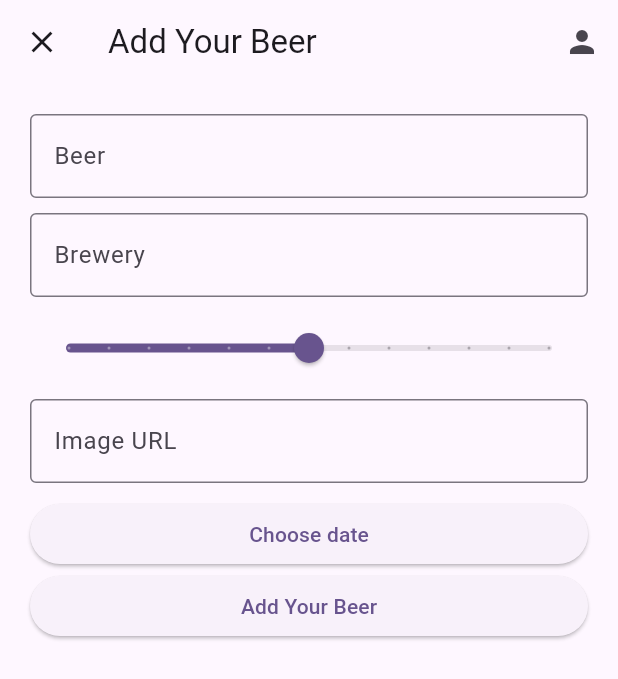
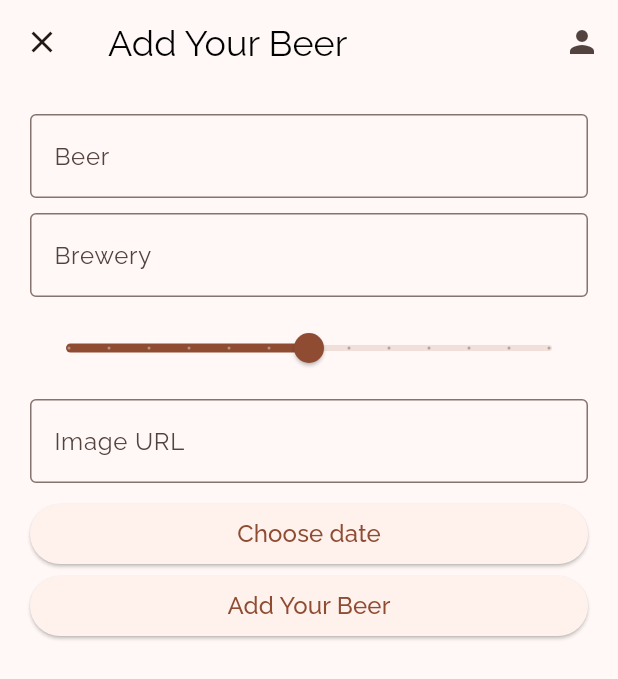
Before and after one commit to konradkulak/beer_ranking, a Flutter app: the screen it shows once a user with an empty profile is signed in, after a tap on the "add" icon, on a phone screen of 412 x 824 dp. Shown: the top 679 px of the screen. Run offline on Flutter 3.47's test engine with Material 3 defaults, Android fonts, the phone set to English and light mode, and no system bars; our stand-ins replace bloc, cloud_firestore, dio, firebase_auth, firebase_core, flutter_bloc and 1 more; missing offline and left inert: firebase_ui_auth; accounts and stored records are empty; network calls fail.

Commit message:
Implement global text style theme

```diff
--- a/lib/features/add/pages/add_page.dart
+++ b/lib/features/add/pages/add_page.dart
@@ -4,7 +4,6 @@ import 'package:beer_ranking/domain/models/beer_model.dart';
 import 'package:beer_ranking/domain/repositories/beer_repository.dart';
 import 'package:beer_ranking/features/add/cubit/add_cubit.dart';
 import 'package:beer_ranking/features/auth/pages/user_profile_page.dart';
-import 'package:beer_ranking/features/beerpedia/pages/beerpedia_page.dart';
 import 'package:flutter/material.dart';
 import 'package:flutter_bloc/flutter_bloc.dart';
 import 'package:intl/intl.dart';
@@ -92,20 +91,22 @@ class _AddPageBodyState extends State<_AddPageBody> {
               key: _formKey,
               child: TextField(
                 controller: _nameController,
-                decoration: const InputDecoration(
+                decoration: InputDecoration(
                   labelText: 'Beer',
                   hintText: 'PunkIPA',
-                  border: OutlineInputBorder(),
+                  hintStyle: Theme.of(context).textTheme.labelMedium,
+                  border: const OutlineInputBorder(),
                 ),
               ),
             ),
             const SizedBox(height: 10),
             TextField(
               controller: _breweryController,
-              decoration: const InputDecoration(
+              decoration: InputDecoration(
                 labelText: 'Brewery',
                 hintText: 'BrewDog',
-                border: OutlineInputBorder(),
+                hintStyle: Theme.of(context).textTheme.labelMedium,
+                border: const OutlineInputBorder(),
               ),
             ),
             const SizedBox(height: 10),
@@ -126,10 +127,11 @@ class _AddPageBodyState extends State<_AddPageBody> {
             const SizedBox(height: 10),
             TextField(
               controller: _imageURLController,
-              decoration: const InputDecoration(
+              decoration: InputDecoration(
                 labelText: 'Image URL',
                 hintText: 'https://....jpg',
-                border: OutlineInputBorder(),
+                hintStyle: Theme.of(context).textTheme.labelMedium,
+                border: const OutlineInputBorder(),
               ),
             ),
             const SizedBox(height: 10),
--- a/lib/features/beerpedia/pages/beerpedia_page.dart
+++ b/lib/features/beerpedia/pages/beerpedia_page.dart
@@ -103,6 +103,12 @@ class _BeerpediaSearch extends StatelessWidget {
       children: [
         TextField(
           controller: _controller,
+          decoration: InputDecoration(
+            labelText: 'Enter beer name',
+            hintText: 'Spring',
+            hintStyle: Theme.of(context).textTheme.labelMedium,
+            border: const OutlineInputBorder(),
+          ),
         ),
         ElevatedButton(
           onPressed: () {
--- a/lib/features/home/pages/home_page.dart
+++ b/lib/features/home/pages/home_page.dart
@@ -8,7 +8,6 @@ import 'package:beer_ranking/features/beerpedia/pages/beerpedia_page.dart';
 import 'package:beer_ranking/features/home/cubit/home_cubit.dart';
 import 'package:beer_ranking/features/info/pages/info_page.dart';
 import 'package:flutter/material.dart';
-import 'package:flutter/widgets.dart';
 import 'package:flutter_bloc/flutter_bloc.dart';
 
 class HomePage extends StatelessWidget {
@@ -172,6 +171,7 @@ class _ListItem extends StatelessWidget {
                   padding: const EdgeInsets.all(8.0),
                   child: Text(
                     item.rating.toString(),
+                    style: Theme.of(context).textTheme.headlineLarge,
                   ),
                 ),
               ),
@@ -183,6 +183,7 @@ class _ListItem extends StatelessWidget {
                     children: [
                       Text(
                         item.name,
+                        style: Theme.of(context).textTheme.headlineMedium,
                       ),
                       Text(
                         item.brewery,
--- a/lib/features/info/pages/info_page.dart
+++ b/lib/features/info/pages/info_page.dart
@@ -128,6 +128,7 @@ class _BeerDetails extends StatelessWidget {
               padding: const EdgeInsets.all(5),
               child: Text(
                 beer.name,
+                style: Theme.of(context).textTheme.headlineMedium,
               ),
             ),
             Container(
@@ -145,6 +146,7 @@ class _BeerDetails extends StatelessWidget {
                 padding: const EdgeInsets.all(8.0),
                 child: Text(
                   beer.rating.toString(),
+                  style: Theme.of(context).textTheme.headlineLarge,
                 ),
               ),
             ),
--- a/lib/main.dart
+++ b/lib/main.dart
@@ -1,6 +1,7 @@
 import 'package:beer_ranking/features/auth/pages/auth_gate.dart';
 import 'package:flutter/material.dart';
 import 'package:firebase_core/firebase_core.dart';
+import 'package:google_fonts/google_fonts.dart';
 import 'firebase_options.dart';
 
 void main() async {
@@ -19,9 +20,63 @@ class MyApp extends StatelessWidget {
     return MaterialApp(
       title: 'My Beer Ranking',
       theme: ThemeData(
-        colorScheme: ColorScheme.fromSeed(seedColor: Colors.deepPurple),
+        colorScheme: ColorScheme.fromSeed(seedColor: Colors.brown),
         useMaterial3: true,
-        textTheme: const TextTheme(),
+        appBarTheme: AppBarTheme(
+          titleTextStyle: GoogleFonts.raleway(
+            //AppBar
+            textStyle: const TextStyle(color: Colors.black, fontSize: 24),
+          ),
+          toolbarTextStyle: GoogleFonts.raleway(
+            textStyle: const TextStyle(color: Colors.blue),
+          ),
+        ),
+        textTheme: TextTheme(
+          headlineLarge: GoogleFonts.raleway(
+            //beer rating (implement manually)
+            textStyle: const TextStyle(
+              color: Colors.black,
+              fontSize: 32,
+              fontWeight: FontWeight.bold,
+            ),
+          ),
+          headlineMedium: GoogleFonts.raleway(
+            //beer name (implement manually)
+            textStyle: const TextStyle(
+              color: Colors.black,
+              fontSize: 24,
+              fontWeight: FontWeight.bold,
+            ),
+          ),
+          bodyLarge: GoogleFonts.raleway(
+            //TextField - text & label
+            textStyle: const TextStyle(
+              color: Colors.black,
+              fontSize: 16,
+            ),
+          ),
+          bodyMedium: GoogleFonts.raleway(
+            //general Text
+            textStyle: const TextStyle(
+              color: Colors.black,
+              fontSize: 16,
+            ),
+          ),
+          labelLarge: GoogleFonts.raleway(
+            //ElevatedButton Text
+            textStyle: const TextStyle(
+              color: Colors.black,
+              fontSize: 16,
+            ),
+          ),
+          labelMedium: GoogleFonts.raleway(
+            //TextField hintText (implement manually)
+            textStyle: const TextStyle(
+              color: Colors.black,
+              fontSize: 16,
+            ),
+          ),
+        ),
       ),
       home: const AuthGate(),
     );
```
